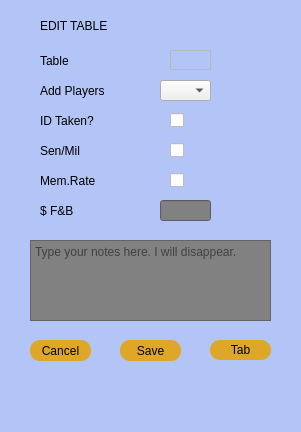
This is tableedit.ui in aj501/NickBilliardsPrjQT as Qt 5 draws it before an edit. The edited form follows.
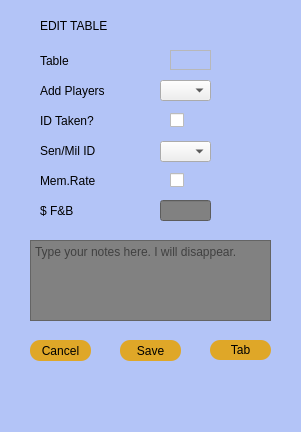
This is the edited form.

Commit message: Removed SeniorMilitary Checkbox in tablestart and tabbleedit and their related codes. Added Seniormilitary comboBox in tablestart and tableedit

Patch:
```diff
--- a/tableedit.ui
+++ b/tableedit.ui
@@ -697,20 +697,7 @@
     <enum>QFrame::NoFrame</enum>
    </property>
    <property name="text">
-    <string>Sen/Mil</string>
-   </property>
-  </widget>
-  <widget class="QCheckBox" name="MilCheckBox">
-   <property name="geometry">
-    <rect>
-     <x>170</x>
-     <y>140</y>
-     <width>21</width>
-     <height>20</height>
-    </rect>
-   </property>
-   <property name="text">
-    <string/>
+    <string>Sen/Mil ID</string>
    </property>
   </widget>
   <widget class="QLabel" name="label_9">
@@ -758,6 +745,16 @@
     <string/>
    </property>
   </widget>
+  <widget class="QComboBox" name="SenMilitary_comboBox">
+   <property name="geometry">
+    <rect>
+     <x>160</x>
+     <y>141</y>
+     <width>51</width>
+     <height>21</height>
+    </rect>
+   </property>
+  </widget>
  </widget>
  <resources/>
  <connections/>
```
The commit also changes 6 other files.
